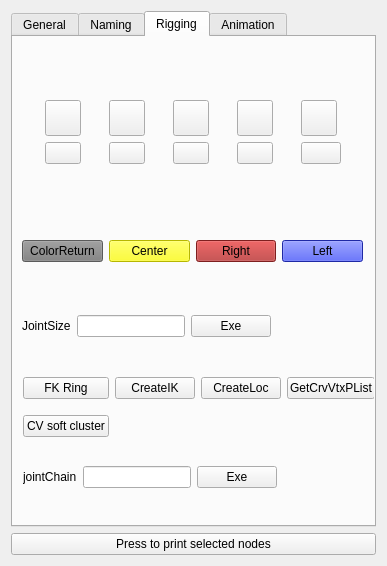
The window that ui/CAToolbox_UI.ui (joleeene/CAToolbox_UI) describes before a commit, drawn with Qt 5.
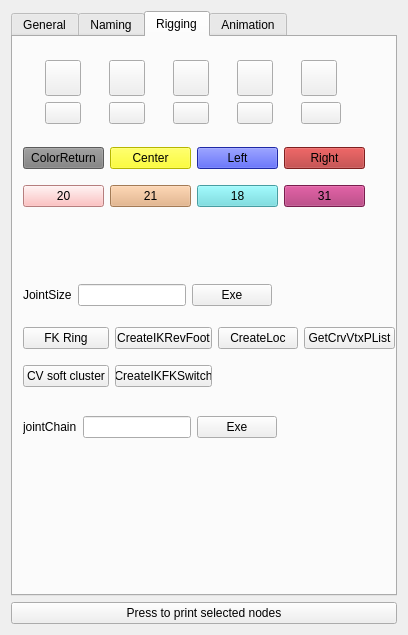
The same window after the commit. The open tabs and pages were chosen to show the change. Icons and pictures are not drawn.

Diff of the .ui file:
```diff
--- a/ui/CAToolbox_UI.ui
+++ b/ui/CAToolbox_UI.ui
@@ -6,8 +6,8 @@
    <rect>
     <x>0</x>
     <y>0</y>
-    <width>387</width>
-    <height>566</height>
+    <width>408</width>
+    <height>635</height>
    </rect>
   </property>
   <property name="windowTitle">
@@ -257,7 +257,7 @@
            <x>10</x>
            <y>10</y>
            <width>341</width>
-           <height>171</height>
+           <height>91</height>
           </rect>
          </property>
          <layout class="QVBoxLayout" name="verticalLayout_6">
@@ -489,70 +489,122 @@
         <widget class="QWidget" name="horizontalLayoutWidget_2">
          <property name="geometry">
           <rect>
-           <x>9</x>
-           <y>179</y>
-           <width>341</width>
-           <height>71</height>
+           <x>10</x>
+           <y>100</y>
+           <width>342</width>
+           <height>81</height>
           </rect>
          </property>
          <layout class="QHBoxLayout" name="horizontalLayout_10">
           <item>
-           <widget class="QPushButton" name="QPBColorReturn">
-            <property name="styleSheet">
-             <string notr="true">QPushButton {
-    background-color: rgb(127, 127, 127);
-}</string>
-            </property>
-            <property name="text">
-             <string>ColorReturn</string>
-            </property>
-           </widget>
-          </item>
-          <item>
-           <widget class="QPushButton" name="QPBColorYellow">
-            <property name="styleSheet">
-             <string notr="true">QPushButton {
+           <layout class="QGridLayout" name="gridLayout_7">
+            <item row="0" column="1">
+             <widget class="QPushButton" name="QPBColorYellow">
+              <property name="styleSheet">
+               <string notr="true">QPushButton {
     background-color: rgb(255, 255, 0);
 }</string>
-            </property>
-            <property name="text">
-             <string>Center</string>
-            </property>
-           </widget>
-          </item>
-          <item>
-           <widget class="QPushButton" name="QPBColorRed">
-            <property name="styleSheet">
-             <string notr="true">QPushButton {
-    background-color: rgb(176, 43, 43)
-}</string>
-            </property>
-            <property name="text">
-             <string>Right</string>
-            </property>
-           </widget>
-          </item>
-          <item>
-           <widget class="QPushButton" name="QPBColorBlue">
-            <property name="styleSheet">
-             <string notr="true">QPushButton {
+              </property>
+              <property name="text">
+               <string>Center</string>
+              </property>
+             </widget>
+            </item>
+            <item row="0" column="2">
+             <widget class="QPushButton" name="QPBColorBlue">
+              <property name="styleSheet">
+               <string notr="true">QPushButton {
     background-color: rgb(44, 57, 231)
 }</string>
-            </property>
-            <property name="text">
-             <string>Left</string>
-            </property>
-           </widget>
+              </property>
+              <property name="text">
+               <string>Left</string>
+              </property>
+             </widget>
+            </item>
+            <item row="0" column="0">
+             <widget class="QPushButton" name="QPBColorReturn">
+              <property name="styleSheet">
+               <string notr="true">QPushButton {
+    background-color: rgb(127, 127, 127);
+}</string>
+              </property>
+              <property name="text">
+               <string>ColorReturn</string>
+              </property>
+             </widget>
+            </item>
+            <item row="0" column="3">
+             <widget class="QPushButton" name="QPBColorRed">
+              <property name="styleSheet">
+               <string notr="true">QPushButton {
+    background-color: rgb(176, 43, 43)
+}</string>
+              </property>
+              <property name="text">
+               <string>Right</string>
+              </property>
+             </widget>
+            </item>
+            <item row="1" column="3">
+             <widget class="QPushButton" name="QPBColorPurple">
+              <property name="styleSheet">
+               <string notr="true">QPushButton {
+    background-color: rgb(168, 41, 108)
+}</string>
+              </property>
+              <property name="text">
+               <string>31</string>
+              </property>
+             </widget>
+            </item>
+            <item row="1" column="2">
+             <widget class="QPushButton" name="QPBColorCyan">
+              <property name="styleSheet">
+               <string notr="true">QPushButton {
+    background-color: rgb(100, 220, 225)
+}</string>
+              </property>
+              <property name="text">
+               <string>18</string>
+              </property>
+             </widget>
+            </item>
+            <item row="1" column="1">
+             <widget class="QPushButton" name="QPBColorSkin">
+              <property name="styleSheet">
+               <string notr="true">QPushButton {
+    background-color: rgb(228, 172, 121)
+}</string>
+              </property>
+              <property name="text">
+               <string>21</string>
+              </property>
+             </widget>
+            </item>
+            <item row="1" column="0">
+             <widget class="QPushButton" name="QPBColorPink">
+              <property name="styleSheet">
+               <string notr="true">QPushButton {
+    background-color: rgb(255, 176, 176)
+}</string>
+              </property>
+              <property name="text">
+               <string>20</string>
+              </property>
+             </widget>
+            </item>
+           </layout>
           </item>
          </layout>
         </widget>
         <widget class="QWidget" name="horizontalLayoutWidget_3">
          <property name="geometry">
           <rect>
-           <x>9</x>
-           <y>249</y>
+           <x>10</x>
+           <y>240</y>
            <width>341</width>
-           <height>81</height>
+           <height>36</height>
           </rect>
          </property>
          <layout class="QHBoxLayout" name="horizontalLayout_11">
@@ -599,8 +651,8 @@
          <property name="geometry">
           <rect>
            <x>10</x>
-           <y>330</y>
-           <width>352</width>
+           <y>280</y>
+           <width>372</width>
            <height>81</height>
           </rect>
          </property>
@@ -627,7 +679,7 @@
             <item row="0" column="1">
              <widget class="QPushButton" name="QPBCreateIK">
               <property name="text">
-               <string>CreateIK</string>
+               <string>CreateIKRevFoot</string>
               </property>
              </widget>
             </item>
@@ -648,6 +700,13 @@
               </property>
              </widget>
             </item>
+            <item row="1" column="1">
+             <widget class="QPushButton" name="QPBCreateIKFKSwitch">
+              <property name="text">
+               <string>CreateIKFKSwitch</string>
+              </property>
+             </widget>
+            </item>
            </layout>
           </item>
          </layout>
@@ -656,7 +715,7 @@
          <property name="geometry">
           <rect>
            <x>10</x>
-           <y>410</y>
+           <y>360</y>
            <width>341</width>
            <height>61</height>
           </rect>
```
Left out of the diff: 105 changed lines with no effect on the pictures.
